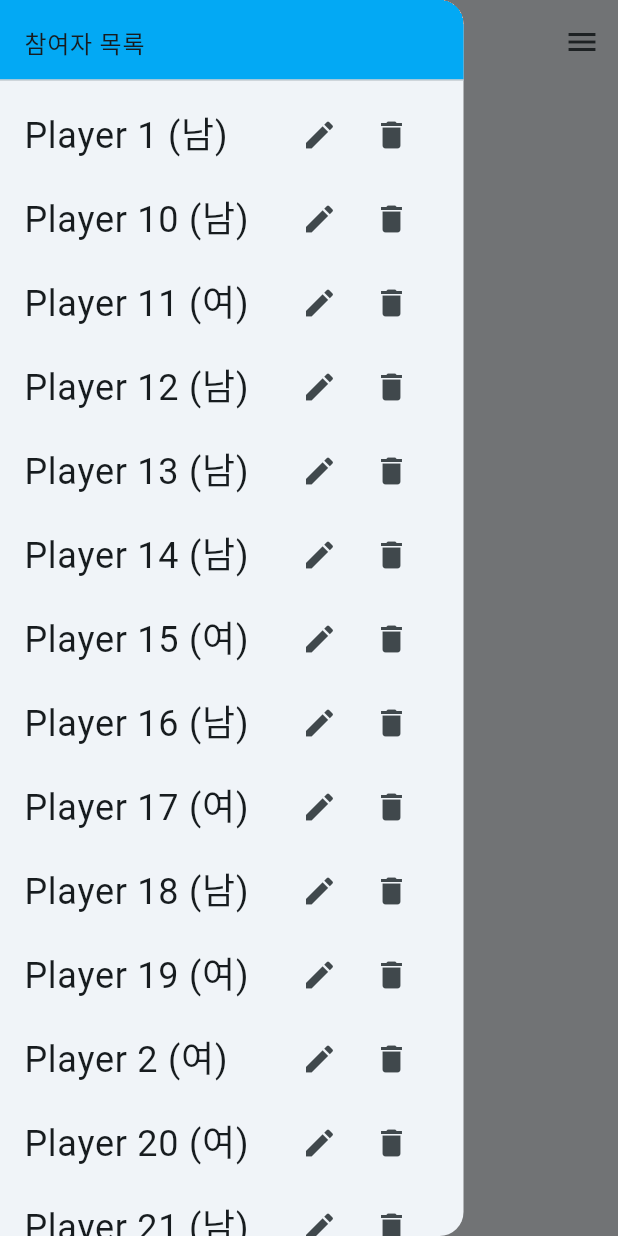
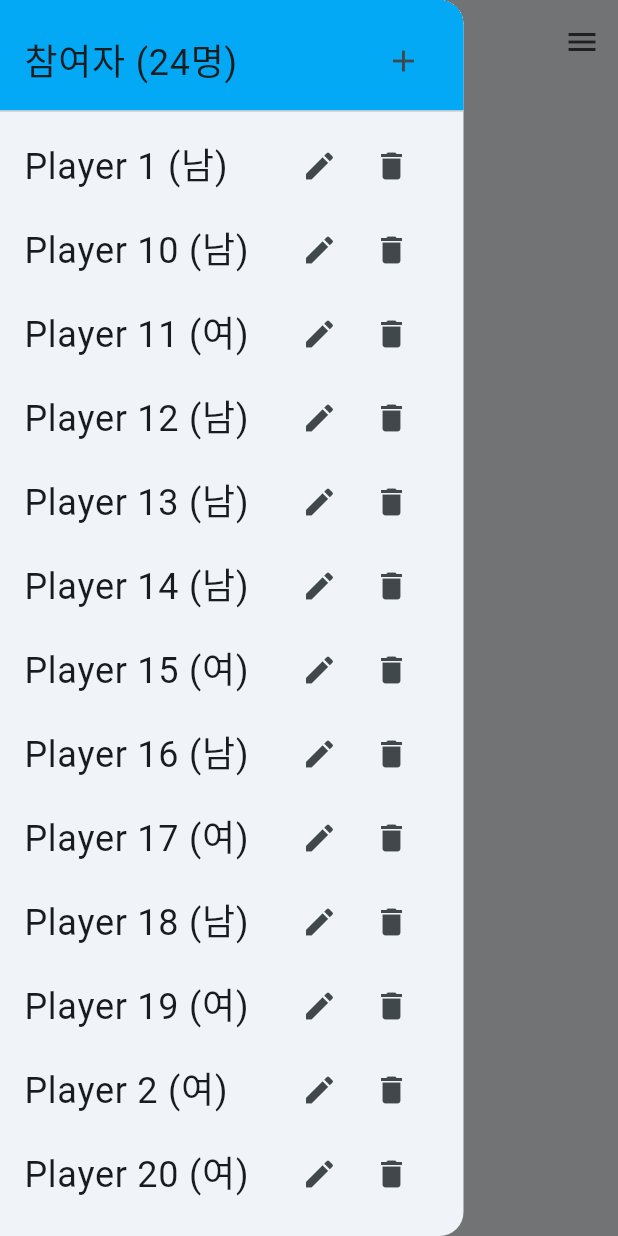
Before and after one commit to Hyun-Tak-Lee/hotswing, a Flutter app: the screen it shows after launch, with the side drawer open, on a phone screen of 412 x 824 dp. Run offline on Flutter 3.47's test engine with Material 3 defaults, Android fonts, the phone set to English and light mode, and no system bars.

Commit message:
왼쪽 사이드 메뉴 UI 및 기능 개선
- DrawerHeader에 참여자 수 표시 및 추가 버튼 추가
- 플레이어 이름 수정 및 삭제 기능 개선

```diff
--- a/lib/src/common/widgets/left_side_menu.dart
+++ b/lib/src/common/widgets/left_side_menu.dart
@@ -37,11 +37,25 @@ class _LeftSideMenuState extends State<LeftSideMenu> {
         children: <Widget>[
           SizedBox(
             height: widget.isMobileSize
-                ? MediaQuery.of(context).size.height * 0.075
+                ? MediaQuery.of(context).size.height * 0.1
                 : 150,
-            child: const DrawerHeader(
-              decoration: BoxDecoration(color: Colors.lightBlue),
-              child: Text('참여자 목록'),
+            child: DrawerHeader(
+              decoration: const BoxDecoration(color: Colors.lightBlue),
+              child: Row(
+                mainAxisAlignment: MainAxisAlignment.spaceBetween,
+                children: [
+                  Text(
+                    '참여자 (${players.length}명)',
+                    style: const TextStyle(fontSize: 24),
+                  ),
+                  IconButton(
+                    icon: const Icon(Icons.add),
+                    onPressed: () {
+                      // TODO: Implement add player functionality
+                    },
+                  ),
+                ],
+              ),
             ),
           ),
           ...players
@@ -53,7 +67,10 @@ class _LeftSideMenuState extends State<LeftSideMenu> {
                           autofocus: true,
                           onSubmitted: (newName) {
                             if (newName.isNotEmpty && newName != player.name) {
-                              playersProvider.updatePlayerName(player.name, newName);
+                              playersProvider.updatePlayerName(
+                                player.name,
+                                newName,
+                              );
                             }
                             setState(() {
                               _editingPlayer = null;
@@ -61,11 +78,14 @@ class _LeftSideMenuState extends State<LeftSideMenu> {
                           },
                           onTapOutside: (PointerDownEvent event) {
                             if (_editingPlayer == player) {
-                               FocusScope.of(context).unfocus();
+                              FocusScope.of(context).unfocus();
                             }
                           },
                         )
-                      : Text('${player.name} (${player.gender})', style: const TextStyle(fontSize: 24)),
+                      : Text(
+                          '${player.name} (${player.gender})',
+                          style: const TextStyle(fontSize: 24),
+                        ),
                   trailing: Row(
                     mainAxisSize: MainAxisSize.min,
                     children: [
@@ -77,7 +97,10 @@ class _LeftSideMenuState extends State<LeftSideMenu> {
                           if (_editingPlayer == player) {
                             final newName = _textController.text;
                             if (newName.isNotEmpty && newName != player.name) {
-                              playersProvider.updatePlayerName(player.name, newName);
+                              playersProvider.updatePlayerName(
+                                player.name,
+                                newName,
+                              );
                             }
                             setState(() {
                               _editingPlayer = null;
@@ -102,7 +125,6 @@ class _LeftSideMenuState extends State<LeftSideMenu> {
                             context: context,
                             builder: (BuildContext dialogContext) {
                               return ConfirmationDialog(
-                                // player.name을 메시지에 사용
                                 message: '"${player.name}" 님을 삭제하시겠습니까?',
                                 onConfirm: () {
                                   playersProvider.removePlayer(player.name);
```
